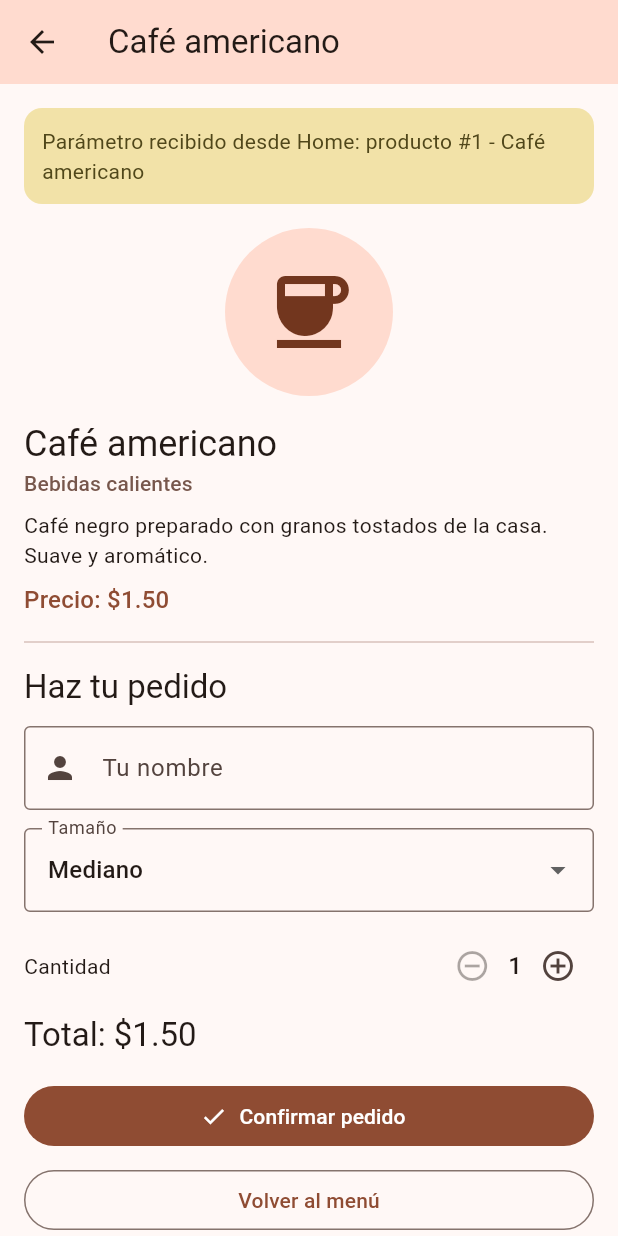
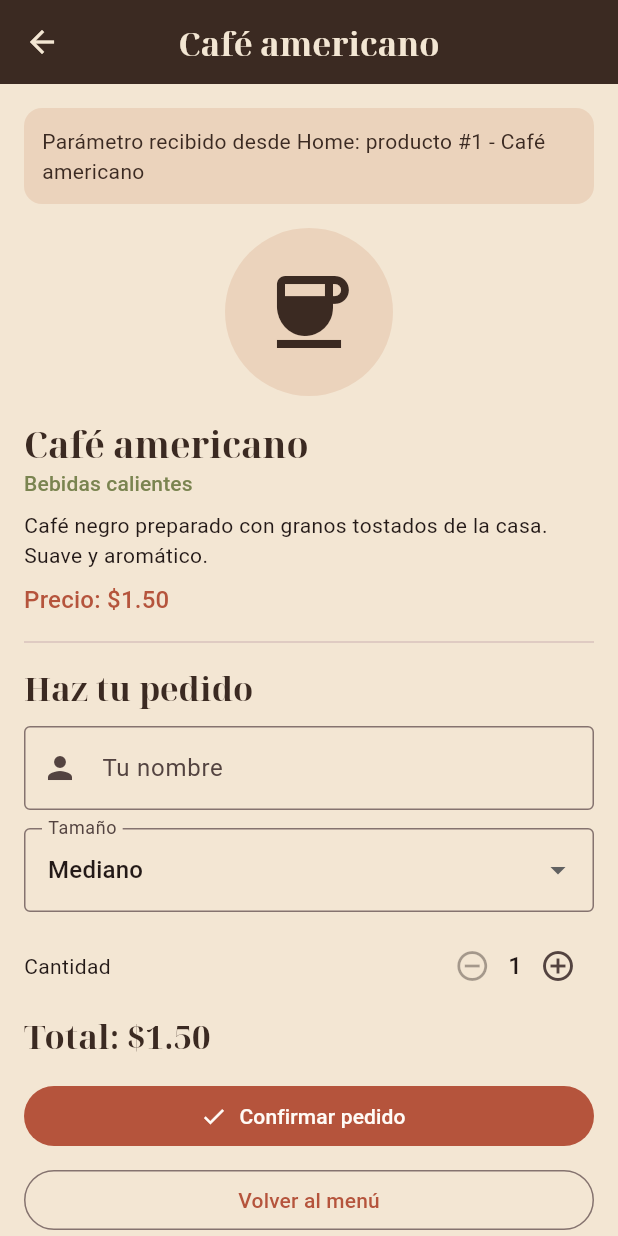
Before and after one commit to EDWJOSH/cafeteria_app, a Flutter app: the screen it shows after launch, after a tap on "Café americano", on a phone screen of 412 x 824 dp. Run offline on Flutter 3.47's test engine with Material 3 defaults, Android fonts, the phone set to English and light mode, and no system bars.

Commit message:
Rebranding visual: ícono, splash screen y paleta unificada de Grano & Co.
- Nuevo ícono (adaptativo en Android, completo en iOS) con flutter_launcher_icons
- Splash nativo con logo y wordmark (incluye Android 12+) con flutter_native_splash
- Tema centralizado en lib/core/theme/app_theme.dart (terracota, espresso, crema, oliva)
- Tipografía serif de marca para títulos (Noto Serif Display, licencia OFL)
- Nuevo banner del Home y textos de bienvenida
- Pruebas actualizadas al nuevo nombre

Co-Authored-By: Claude Opus 5.5 <noreply@anthropic.com>

```diff
--- /dev/null
+++ b/lib/core/theme/app_theme.dart
@@ -0,0 +1,71 @@
+import 'package:flutter/material.dart';
+
+/// Paleta de colores de la marca Grano & Co.
+class AppColors {
+  static const terracota = Color(0xFFB5543C);
+  static const espresso = Color(0xFF3B2A22);
+  static const crema = Color(0xFFF3E6D3);
+  static const oliva = Color(0xFF7A8450);
+  static const blanco = Color(0xFFFFFBF6);
+  static const arena = Color(0xFFEBD3BC);
+  static const salvia = Color(0xFFE2E5CF);
+}
+
+/// Tema único de la app: todos los colores y tipografías salen de aquí.
+class AppTheme {
+  static const fuenteTitulos = 'GranoSerif';
+
+  static ThemeData get claro {
+    final esquema = ColorScheme.fromSeed(
+      seedColor: AppColors.terracota,
+      primary: AppColors.terracota,
+      onPrimary: AppColors.blanco,
+      primaryContainer: AppColors.arena,
+      onPrimaryContainer: AppColors.espresso,
+      secondary: AppColors.oliva,
+      secondaryContainer: AppColors.salvia,
+      onSecondaryContainer: AppColors.espresso,
+      tertiary: AppColors.espresso,
+      tertiaryContainer: AppColors.arena,
+      onTertiaryContainer: AppColors.espresso,
+      surface: AppColors.blanco,
+    );
+
+    return ThemeData(
+      useMaterial3: true,
+      colorScheme: esquema,
+      scaffoldBackgroundColor: AppColors.crema,
+      appBarTheme: const AppBarTheme(
+        backgroundColor: AppColors.espresso,
+        foregroundColor: AppColors.crema,
+        centerTitle: true,
+        titleTextStyle: TextStyle(
+          fontFamily: fuenteTitulos,
+          fontSize: 22,
+          fontWeight: FontWeight.w700,
+          color: AppColors.crema,
+        ),
+      ),
+      textTheme: const TextTheme(
+        headlineSmall: TextStyle(fontFamily: fuenteTitulos, color: AppColors.espresso),
+        titleLarge: TextStyle(fontFamily: fuenteTitulos, color: AppColors.espresso),
+      ),
+      cardTheme: const CardThemeData(
+        color: AppColors.blanco,
+        elevation: 1,
+        shape: RoundedRectangleBorder(borderRadius: BorderRadius.all(Radius.circular(16))),
+      ),
+      filledButtonTheme: FilledButtonThemeData(
+        style: FilledButton.styleFrom(
+          backgroundColor: AppColors.terracota,
+          foregroundColor: AppColors.blanco,
+        ),
+      ),
+      snackBarTheme: const SnackBarThemeData(
+        backgroundColor: AppColors.espresso,
+        contentTextStyle: TextStyle(color: AppColors.crema),
+        behavior: SnackBarBehavior.floating,
+      ),
+    );
+  }
+}
--- a/lib/main.dart
+++ b/lib/main.dart
@@ -1,23 +1,21 @@
 import 'package:flutter/material.dart';
 
+import 'core/theme/app_theme.dart';
 import 'screens/home_screen.dart';
 
 void main() {
-  runApp(const CafeteriaApp());
+  runApp(const GranoApp());
 }
 
-class CafeteriaApp extends StatelessWidget {
-  const CafeteriaApp({super.key});
+class GranoApp extends StatelessWidget {
+  const GranoApp({super.key});
 
   @override
   Widget build(BuildContext context) {
     return MaterialApp(
-      title: 'Café Aroma',
+      title: 'Grano & Co.',
       debugShowCheckedModeBanner: false,
-      theme: ThemeData(
-        colorScheme: ColorScheme.fromSeed(seedColor: Colors.brown),
-        useMaterial3: true,
-      ),
+      theme: AppTheme.claro,
       home: const HomeScreen(),
     );
   }
--- a/lib/models/producto.dart
+++ b/lib/models/producto.dart
@@ -19,7 +19,7 @@ class Producto {
   });
 }
 
-/// Productos de ejemplo del menú de Café Aroma.
+/// Productos de ejemplo del menú de Grano & Co.
 const List<Producto> catalogo = [
   Producto(
     id: 1,
--- a/lib/screens/detalle_screen.dart
+++ b/lib/screens/detalle_screen.dart
@@ -44,7 +44,7 @@ class _DetalleScreenState extends State<DetalleScreen> {
     final total = producto.precio * _cantidad;
 
     return Scaffold(
-      appBar: AppBar(title: Text(producto.nombre), backgroundColor: colores.primaryContainer),
+      appBar: AppBar(title: Text(producto.nombre)),
       body: SingleChildScrollView(
         padding: const EdgeInsets.all(16),
         child: Column(
--- a/lib/screens/home_screen.dart
+++ b/lib/screens/home_screen.dart
@@ -40,13 +40,11 @@ class _HomeScreenState extends State<HomeScreen> {
         title: const Row(
           mainAxisSize: MainAxisSize.min,
           children: [
-            Icon(Icons.local_cafe),
+            Icon(Icons.eco_outlined),
             SizedBox(width: 8),
-            Text('Café Aroma', style: TextStyle(fontWeight: FontWeight.bold)),
+            Text('Grano & Co.'),
           ],
         ),
-        centerTitle: true,
-        backgroundColor: colores.primaryContainer,
       ),
       body: ListView(
         children: [
@@ -55,23 +53,23 @@ class _HomeScreenState extends State<HomeScreen> {
             height: 160,
             width: double.infinity,
             fit: BoxFit.cover,
-            semanticLabel: 'Banner de Café Aroma',
+            semanticLabel: 'Banner de Grano & Co.',
           ),
           Container(
             padding: const EdgeInsets.all(16),
             child: Column(
               crossAxisAlignment: CrossAxisAlignment.start,
               children: [
-                Text('¡Bienvenido!', style: textos.headlineSmall),
+                Text('Bienvenido a Grano & Co.', style: textos.headlineSmall),
                 const SizedBox(height: 4),
-                const Text('Elige tu bebida o postre favorito y haz tu pedido.'),
+                const Text('Café de especialidad, tostado aquí mismo. Elige y haz tu pedido.'),
                 const SizedBox(height: 12),
                 const Wrap(
                   spacing: 8,
                   runSpacing: 8,
                   children: [
                     InfoChip(icono: Icons.schedule, texto: 'Lun a Sáb, 7:00 - 20:00'),
-                    InfoChip(icono: Icons.location_on, texto: 'Centro de la ciudad'),
+                    InfoChip(icono: Icons.location_on, texto: 'Guayaquil, Ecuador'),
                   ],
                 ),
               ],
```
Also changed, not shown: pubspec.yaml (+27 -0 lines), assets/branding/icon.png (added), assets/branding/icon_foreground.png (added), assets/branding/splash_logo.png (added), assets/branding/wordmark.png (added), assets/fonts/NotoSerifDisplay-Bold.ttf (added), assets/images/banner.png, pubspec.lock, 86 other files.
